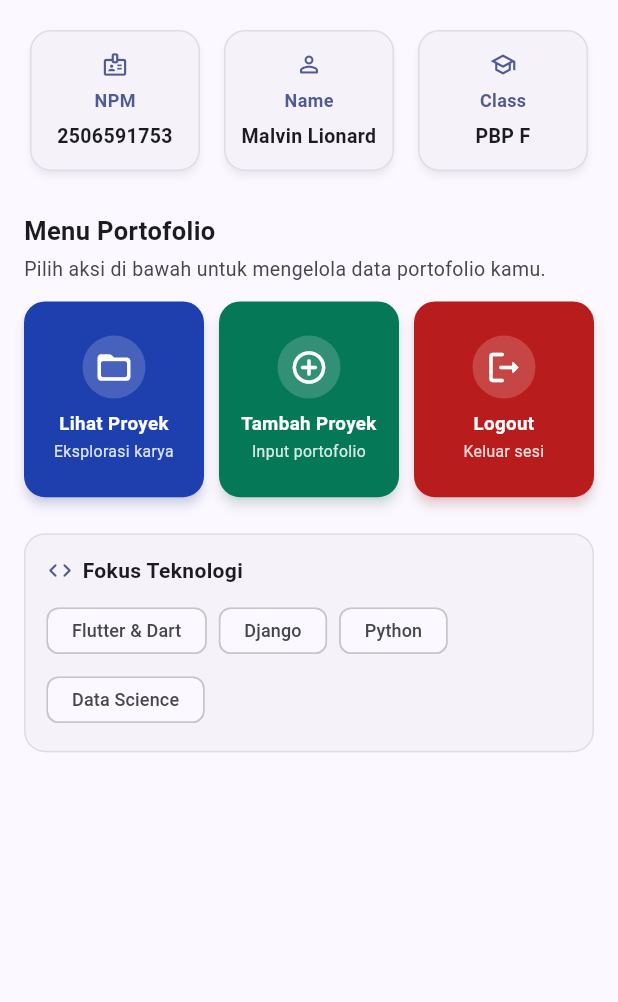
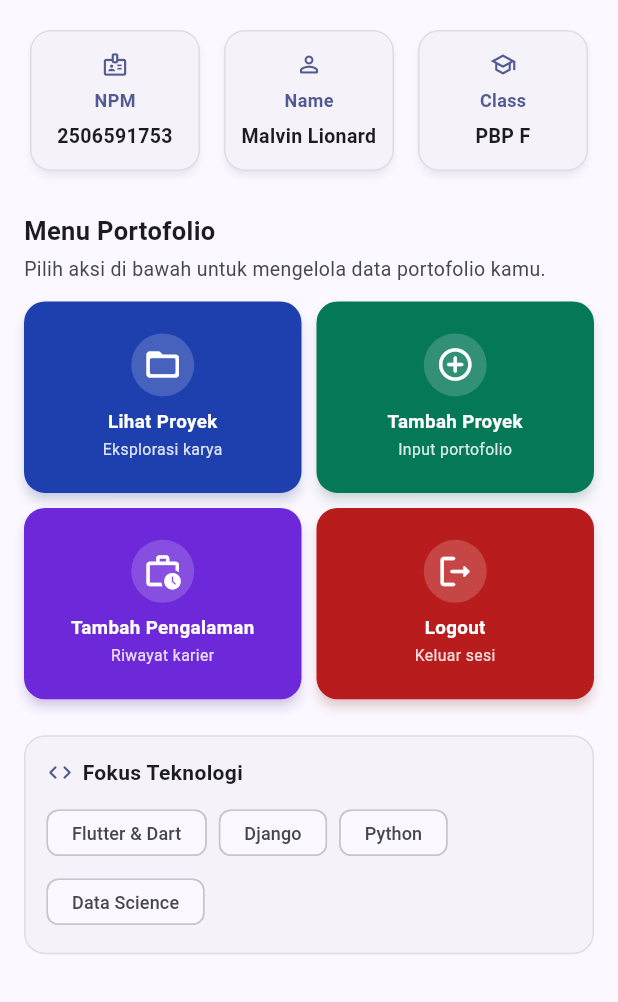
Before and after one commit to malvlionn/myportofolio_mobile, a Flutter app: the screen it shows after launch, on a phone screen of 412 x 824 dp, the part 234-1236 px from its top. Run offline on Flutter 3.47's test engine with Material 3 defaults, Android fonts, the phone set to English and light mode, and no system bars; our stand-ins replace material_ui.

Commit message:
feat(home): add Tambah Pengalaman action card and 2x2 responsive grid

```diff
--- a/lib/screens/menu.dart
+++ b/lib/screens/menu.dart
@@ -28,6 +28,12 @@ class MyHomePage extends StatelessWidget {
       Icons.add_circle_outline_rounded,
       Color(0xFF047857),
       subtitle: "Input portofolio",
+    ),
+    ItemHomepage(
+      "Tambah Pengalaman",
+      Icons.work_history_outlined,
+      Color(0xFF6D28D9),
+      subtitle: "Riwayat karier",
     ),
     ItemHomepage(
       "Logout",
@@ -176,14 +182,14 @@ class MyHomePage extends StatelessWidget {
 
             const SizedBox(height: 12.0),
 
-            // Kisi 3 kolom untuk menampilkan kartu tombol aksi dengan warna unik.
+            // Kisi 2x2 untuk menampilkan 4 kartu tombol aksi secara proporsional.
             GridView.count(
               primary: false,
               physics: const NeverScrollableScrollPhysics(),
               crossAxisSpacing: 10,
               mainAxisSpacing: 10,
-              crossAxisCount: 3,
-              childAspectRatio: 0.92,
+              crossAxisCount: 2,
+              childAspectRatio: 1.45,
               shrinkWrap: true,
               children: items.map((ItemHomepage item) {
                 return ItemCard(item);
```
Also changed, not shown: lib/widgets/item_card.dart (+13 -2 lines).
